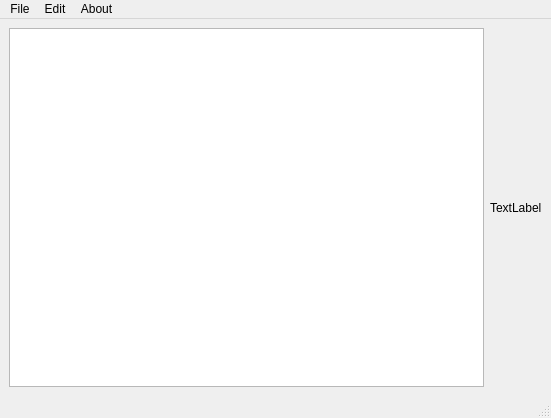
Above: src/mainwindow.ui from James-yaoshenglong/QtNotePad before the change. Below: the same form after it.
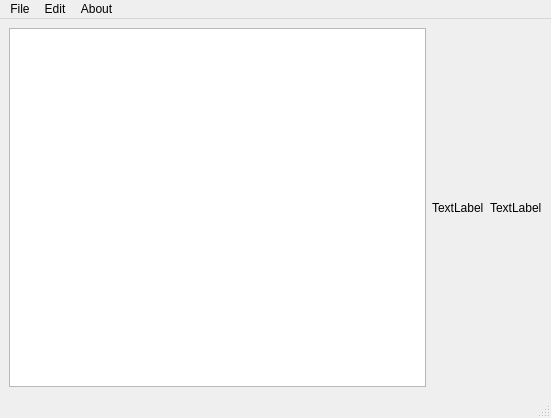
That is the form after the change.

Commit message: add the line count funciton

Patch:
```diff
--- a/src/mainwindow.ui
+++ b/src/mainwindow.ui
@@ -22,6 +22,13 @@
       </property>
      </widget>
     </item>
+    <item>
+     <widget class="QLabel" name="label_line_count">
+      <property name="text">
+       <string>TextLabel</string>
+      </property>
+     </widget>
+    </item>
     <item>
      <widget class="QLabel" name="label_index">
       <property name="text">
```
The commit also changes 1 other file.
